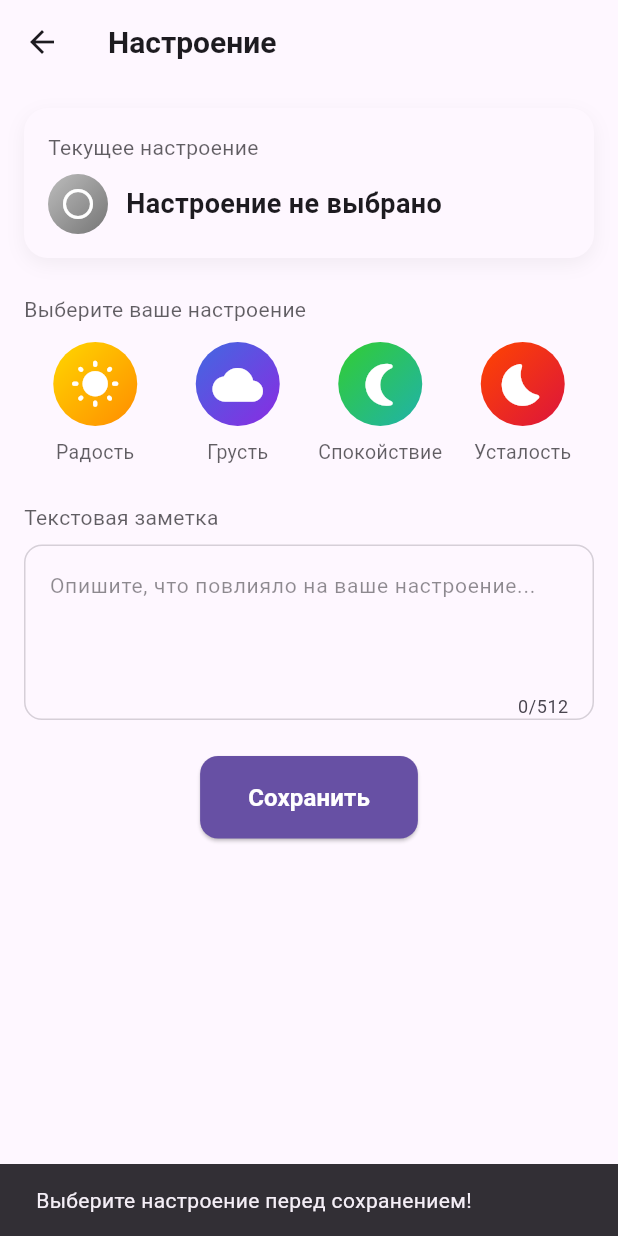
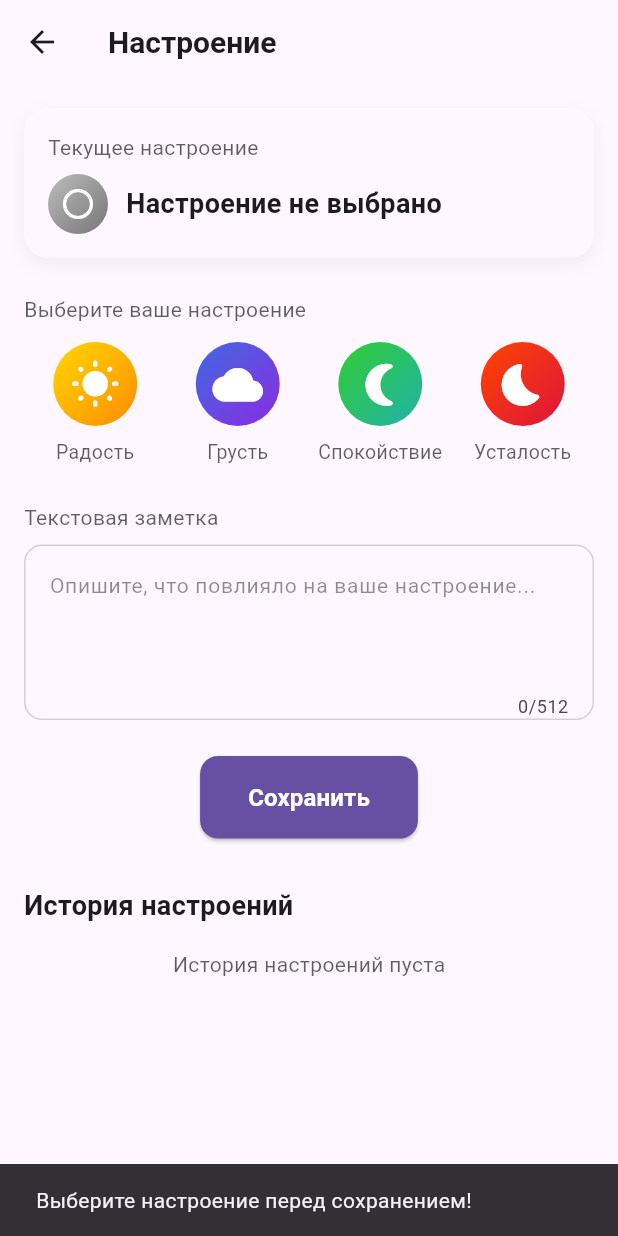
Before and after one commit to Makimma/Task-Planning-with-Mood-and-Emotion-Analysis, a Flutter app: the MoodScreen screen opened directly, after a tap on "Сохранить", on a phone screen of 412 x 824 dp. Run offline on Flutter 3.47's test engine with Material 3 defaults, Android fonts, the phone set to English and light mode, and no system bars; our stand-ins replace awesome_notifications, cloud_firestore, connectivity_plus, firebase_auth, firebase_core, fl_chart and 2 more; accounts and stored records are empty.

Commit message:
Add mood history section
- Add new MoodHistory widget to display last 10 mood entries
- Implement real-time updates using Firestore stream
- Add mood type, note and timestamp display
- Style history items with shadows and rounded corners
- Add pull-to-refresh functionality
- Update pubspec.yaml with intl dependency for date formatting

```diff
--- a/lib/features/moods/screens/mood_screen.dart
+++ b/lib/features/moods/screens/mood_screen.dart
@@ -8,6 +8,7 @@ import 'dart:convert';
 import '../../../core/services/nlp_service.dart';
 import '../widgets/mood_selector.dart';
 import '../widgets/gradient_mood_icon.dart';
+import '../widgets/mood_history.dart';
 
 class MoodScreen extends StatefulWidget {
   @override
@@ -456,6 +457,16 @@ class _MoodScreenState extends State<MoodScreen> with WidgetsBindingObserver, Au
                     ),
                   ),
                 ),
+                SizedBox(height: 32),
+                Text(
+                  "История настроений",
+                  style: TextStyle(
+                    fontSize: 18,
+                    fontWeight: FontWeight.w600,
+                  ),
+                ),
+                SizedBox(height: 16),
+                MoodHistory(),
               ],
             ),
           ),
--- /dev/null
+++ b/lib/features/moods/widgets/mood_history.dart
@@ -0,0 +1,123 @@
+import 'package:flutter/material.dart';
+import 'package:cloud_firestore/cloud_firestore.dart';
+import 'package:firebase_auth/firebase_auth.dart';
+import 'package:intl/intl.dart';
+import 'gradient_mood_icon.dart';
+
+class MoodHistory extends StatelessWidget {
+  const MoodHistory({Key? key}) : super(key: key);
+
+  @override
+  Widget build(BuildContext context) {
+    return StreamBuilder<QuerySnapshot>(
+      stream: _getMoodHistory(),
+      builder: (context, snapshot) {
+        if (snapshot.hasError) {
+          return Center(child: Text('Ошибка загрузки истории'));
+        }
+
+        if (snapshot.connectionState == ConnectionState.waiting) {
+          return Center(child: CircularProgressIndicator());
+        }
+
+        final moods = snapshot.data?.docs ?? [];
+
+        if (moods.isEmpty) {
+          return Center(
+            child: Text(
+              'История настроений пуста',
+              style: TextStyle(
+                color: Theme.of(context).textTheme.bodyMedium?.color?.withOpacity(0.7),
+              ),
+            ),
+          );
+        }
+
+        return ListView.builder(
+          shrinkWrap: true,
+          physics: NeverScrollableScrollPhysics(),
+          itemCount: moods.length,
+          itemBuilder: (context, index) {
+            final mood = moods[index];
+            final timestamp = (mood['timestamp'] as Timestamp).toDate();
+            final formattedDate = DateFormat('dd.MM.yyyy HH:mm').format(timestamp);
+
+            return Container(
+              margin: EdgeInsets.only(bottom: 12),
+              padding: EdgeInsets.all(16),
+              decoration: BoxDecoration(
+                color: Theme.of(context).colorScheme.surface,
+                borderRadius: BorderRadius.circular(12),
+                boxShadow: [
+                  BoxShadow(
+                    color: Colors.black.withOpacity(0.05),
+                    blurRadius: 8,
+                    offset: Offset(0, 2),
+                  ),
+                ],
+              ),
+              child: Row(
+                children: [
+                  GradientMoodIcon(
+                    mood: mood['type'],
+                    size: 32,
+                  ),
+                  SizedBox(width: 16),
+                  Expanded(
+                    child: Column(
+                      crossAxisAlignment: CrossAxisAlignment.start,
+                      children: [
+                        Text(
+                          mood['type'],
+                          style: TextStyle(
+                            fontSize: 16,
+                            fontWeight: FontWeight.w600,
+                          ),
+                        ),
+                        if (mood['note'] != null && mood['note'].isNotEmpty)
+                          Padding(
+                            padding: EdgeInsets.only(top: 4),
+                            child: Text(
+                              mood['note'],
+                              style: TextStyle(
+                                fontSize: 14,
+                                color: Theme.of(context).textTheme.bodyMedium?.color?.withOpacity(0.7),
+                              ),
+                              maxLines: 2,
+                              overflow: TextOverflow.ellipsis,
+                            ),
+                          ),
+                      ],
+                    ),
+                  ),
+                  Text(
+                    formattedDate,
+                    style: TextStyle(
+                      fontSize: 12,
+                      color: Theme.of(context).textTheme.bodyMedium?.color?.withOpacity(0.5),
+                    ),
+                  ),
+                ],
+              ),
+            );
+          },
+        );
+      },
+    );
+  }
+
+  Stream<QuerySnapshot> _getMoodHistory() {
+    final user = FirebaseAuth.instance.currentUser;
+    if (user == null) {
+      return Stream.empty();
+    }
+
+    return FirebaseFirestore.instance
+        .collection("users")
+        .doc(user.uid)
+        .collection("moods")
+        .orderBy("timestamp", descending: true)
+        .limit(10)
+        .snapshots();
+  }
+}
```
Also changed, not shown: pubspec.lock.
